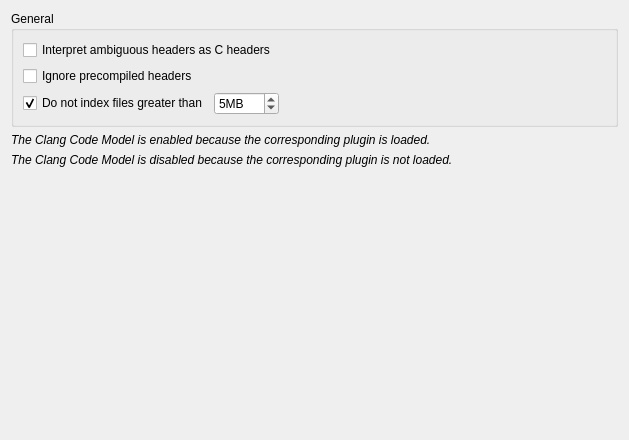
Old version of the form src/plugins/cpptools/cppcodemodelsettingspage.ui in the repository qt-creator/qt-creator.
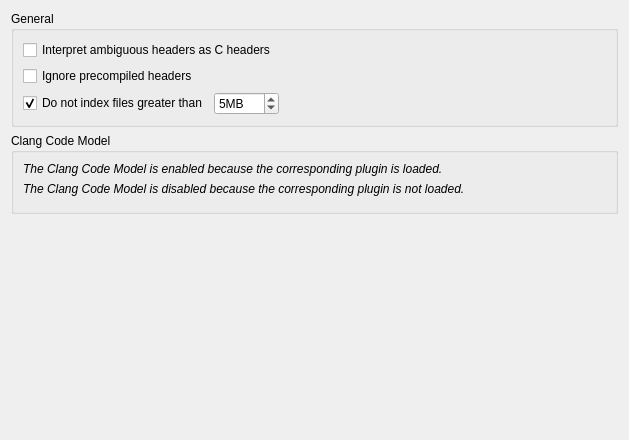
New version of the form. Custom widgets are drawn as their Qt base class.

Commit message:
Clang: Add "Clang Code Model" group box to code model settings page
...and move existing widgets (hints about enabled/disabled plugin,
diagnostic config chooser).

```diff
--- a/src/plugins/cpptools/cppcodemodelsettingspage.ui
+++ b/src/plugins/cpptools/cppcodemodelsettingspage.ui
@@ -84,6 +84,12 @@
     </widget>
    </item>
    <item>
+    <widget class="QGroupBox" name="groupBox">
+     <property name="title">
+      <string>Clang Code Model</string>
+     </property>
+     <layout class="QVBoxLayout" name="verticalLayout_3">
+      <item>
     <widget class="QLabel" name="clangCodeModelIsEnabledHint">
      <property name="text">
       <string>&lt;i&gt;The Clang Code Model is enabled because the corresponding plugin is loaded.&lt;/i&gt;</string>
@@ -99,6 +105,9 @@
    </item>
    <item>
     <widget class="CppTools::ClangDiagnosticConfigsSelectionWidget" name="clangDiagnosticConfigsSelectionWidget" native="true"/>
+      </item>
+     </layout>
+    </widget>
    </item>
    <item>
     <spacer name="verticalSpacer">
```
Lines whose indentation alone changed are shown as unchanged.
